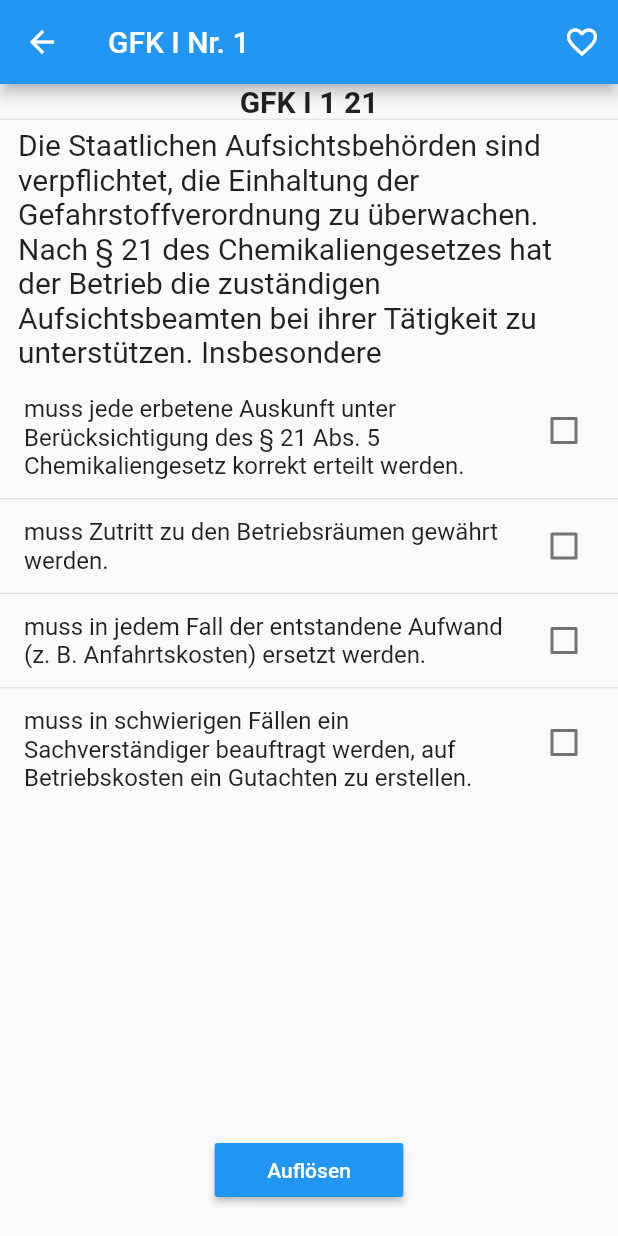
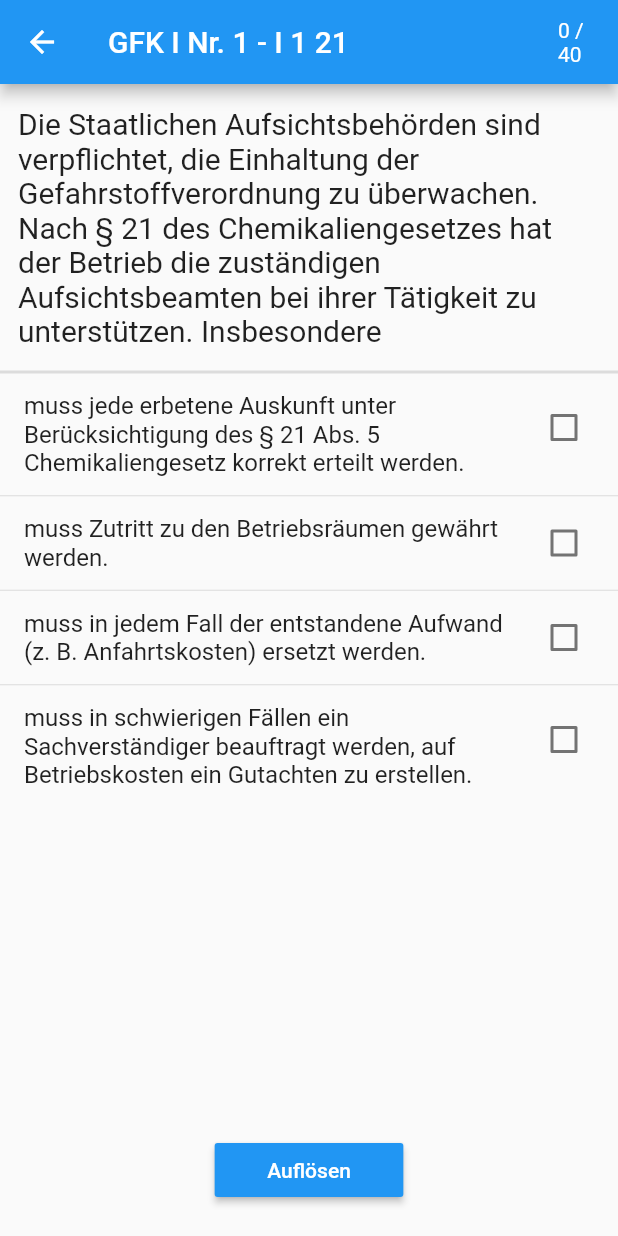
Before and after one commit to jhoogstraat/gfk_quiz, a Flutter app: the screen it shows after launch, after a tap on an icon or button, on a phone screen of 412 x 824 dp. Run offline on Flutter 3.47's test engine with Material 2 defaults, Android fonts, the phone set to English and light mode, and no system bars; our stand-ins replace shared_preferences; missing offline and left inert: shared_preferences_web.

Commit message:
imgs updated + added question counter

```diff
--- a/lib/repos/questions_repo.dart
+++ b/lib/repos/questions_repo.dart
@@ -22,6 +22,10 @@ class QuestionsRepo {
     return sections[index];
   }
 
+  int numberOfQuestions(int index) {
+    return sections[index].q.length;
+  }
+
   Question getRandom(int sectionIndex) {
     final section = sections[sectionIndex];
     return section.q[Random().nextInt(section.q.length - 1)];
@@ -41,7 +45,6 @@ class QuestionsRepo {
 
     do {
       question = section.q[Random().nextInt(sectionLength)];
-      print(question.id);
     } while (game.answeredCorrectly.contains(question.id));
 
     return question;
--- a/lib/screens/quiz_screen.dart
+++ b/lib/screens/quiz_screen.dart
@@ -23,9 +23,9 @@ class _QuizScreenState extends State<QuizScreen> {
   Answer answer;
 
   var selectedOptions = {0: false, 1: false, 2: false, 3: false};
+
   var showAnswer = false;
   var answeredCorrectly = false;
-
   var allAnswersCorrect = false;
 
   @override
@@ -88,11 +88,17 @@ class _QuizScreenState extends State<QuizScreen> {
   Widget build(BuildContext context) {
     return Scaffold(
       appBar: AppBar(
-        title:
-            Text(widget.services.questionsRepo.sectionAt(widget.section).short),
+        title: Text(
+            widget.services.questionsRepo.sectionAt(widget.section).short +
+                " - " +
+                question.id),
         actions: [
           IconButton(
-            icon: Icon(Icons.favorite_border),
+            icon: Text(widget.game.answeredCorrectly.length.toString() +
+                " / " +
+                widget.services.questionsRepo
+                    .numberOfQuestions(widget.section)
+                    .toString()),
             onPressed: () {},
           )
         ],
@@ -109,15 +115,12 @@ class _QuizScreenState extends State<QuizScreen> {
             ))
           : Column(
               children: [
-                Text(
-                  "GFK " + question.id,
-                  style: TextStyle(fontSize: 20, fontWeight: FontWeight.bold),
-                ),
-                Divider(
-                  height: 1,
-                ),
+                // Text(
+                //   "GFK " + question.id,
+                //   style: TextStyle(fontSize: 20, fontWeight: FontWeight.bold),
+                // ),
                 SizedBox(
-                  height: 5,
+                  height: 15,
                 ),
                 Padding(
                   padding: const EdgeInsets.symmetric(horizontal: 12),
@@ -131,7 +134,11 @@ class _QuizScreenState extends State<QuizScreen> {
                   ]),
                 ),
                 SizedBox(
-                  height: 5,
+                  height: 15,
+                ),
+                Divider(
+                  height: 2,
+                  thickness: 2,
                 ),
                 Expanded(
                   child: ListView.separated(
```
Also changed, not shown: assets/images/ghs_01_explos.png, assets/images/ghs_02_flamme.png, assets/images/ghs_03_rondflam.png, assets/images/ghs_04_bottle.png, assets/images/ghs_05_aetzwirkung_acid_red_neu.png, assets/images/ghs_06_skull.png, assets/images/ghs_07_exclam.png, assets/images/ghs_08_silhouete.png, assets/images/ghs_09_Aquatic-pollut-red.png, lib/main.dart (line endings or trailing spaces).
